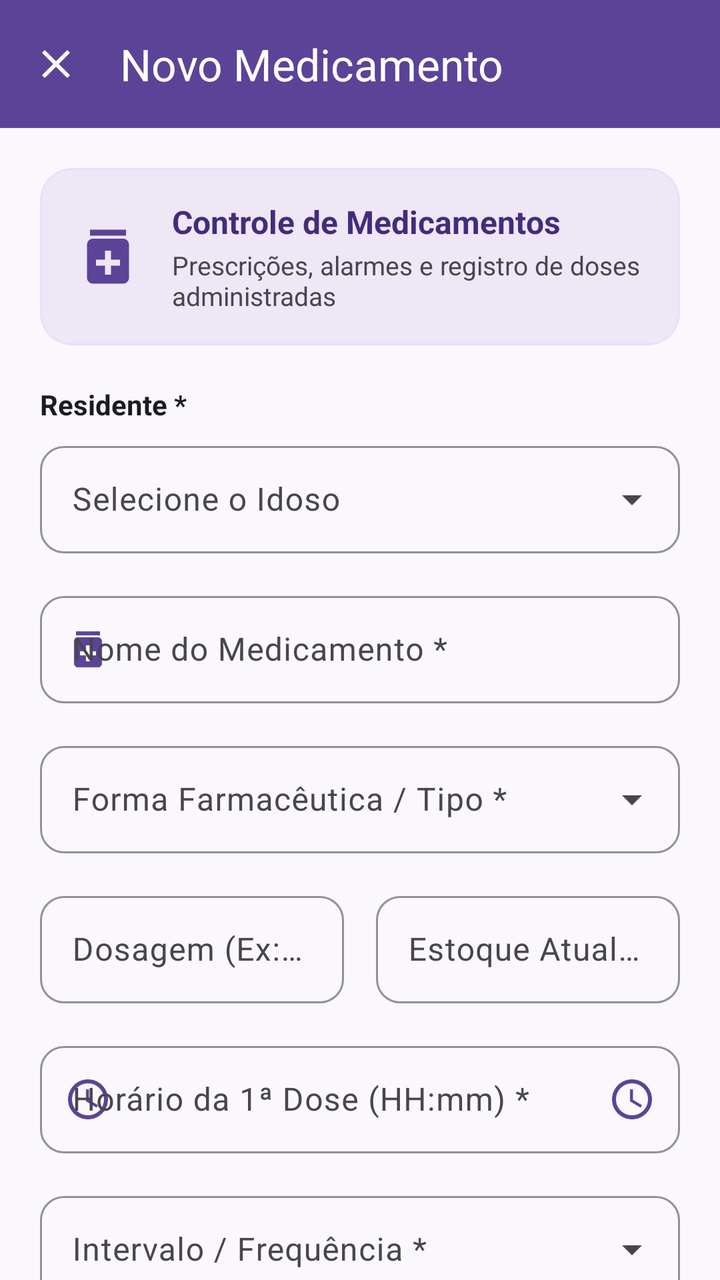
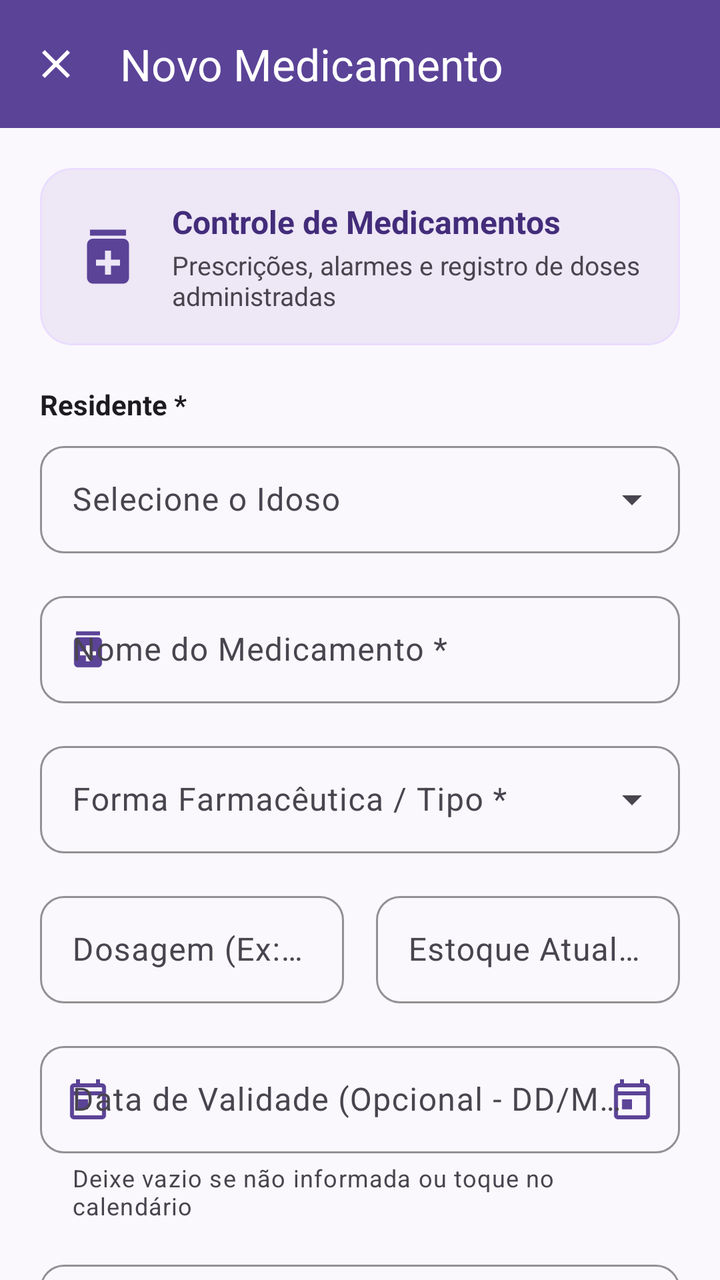

Compare the two renders of this Android layout. The source of the first and the diff that turns it into the second are given below.
<!-- AndroidManifest.xml: application theme Theme.LarIdosos -->
<!-- res/layout/activity_cadastro_medicamento.xml -->
<?xml version="1.0" encoding="utf-8"?>
<androidx.coordinatorlayout.widget.CoordinatorLayout xmlns:android="http://schemas.android.com/apk/res/android"
    xmlns:app="http://schemas.android.com/apk/res-auto"
    android:layout_width="match_parent"
    android:layout_height="match_parent">

    
    <com.google.android.material.appbar.AppBarLayout
        android:layout_width="match_parent"
        android:layout_height="wrap_content"
        android:background="@color/primary"
        app:elevation="4dp">

        <androidx.appcompat.widget.Toolbar
            android:id="@+id/toolbar"
            android:layout_width="match_parent"
            android:layout_height="?attr/actionBarSize"
            app:navigationIcon="@drawable/ic_close"
            app:popupTheme="@style/ThemeOverlay.Material3.Light"
            app:title="@string/titulo_cadastro_medicamento"
            app:titleTextColor="@color/white" />
    </com.google.android.material.appbar.AppBarLayout>

    
    <androidx.core.widget.NestedScrollView
        android:layout_width="match_parent"
        android:layout_height="match_parent"
        android:fillViewport="true"
        app:layout_behavior="@string/appbar_scrolling_view_behavior">

        <LinearLayout
            android:layout_width="match_parent"
            android:layout_height="wrap_content"
            android:orientation="vertical"
            android:padding="20dp">

            
            <com.google.android.material.card.MaterialCardView
                android:layout_width="match_parent"
                android:layout_height="wrap_content"
                android:layout_marginBottom="20dp"
                app:cardBackgroundColor="@color/primary_light"
                app:cardCornerRadius="16dp"
                app:cardElevation="0dp"
                app:strokeColor="@color/primary_container"
                app:strokeWidth="1dp">

                <LinearLayout
                    android:layout_width="match_parent"
                    android:layout_height="wrap_content"
                    android:gravity="center_vertical"
                    android:orientation="horizontal"
                    android:padding="16dp">

                    <ImageView
                        android:layout_width="36dp"
                        android:layout_height="36dp"
                        android:layout_marginEnd="14dp"
                        android:contentDescription="@string/desc_medicamento"
                        android:src="@drawable/ic_medication"
                        app:tint="@color/primary" />

                    <LinearLayout
                        android:layout_width="0dp"
                        android:layout_height="wrap_content"
                        android:layout_weight="1"
                        android:orientation="vertical">

                        <TextView
                            android:layout_width="wrap_content"
                            android:layout_height="wrap_content"
                            android:text="@string/btn_menu_medicamentos"
                            android:textColor="@color/primary_dark"
                            android:textSize="16sp"
                            android:textStyle="bold" />

                        <TextView
                            android:layout_width="wrap_content"
                            android:layout_height="wrap_content"
                            android:layout_marginTop="2dp"
                            android:text="@string/btn_menu_medicamentos_desc"
                            android:textColor="@color/text_secondary"
                            android:textSize="13sp" />
                    </LinearLayout>
                </LinearLayout>
            </com.google.android.material.card.MaterialCardView>

            
            <TextView
                android:layout_width="wrap_content"
                android:layout_height="wrap_content"
                android:layout_marginBottom="6dp"
                android:text="@string/label_selecionar_idoso"
                android:textColor="@color/text_primary"
                android:textSize="14sp"
                android:textStyle="bold" />

            <com.google.android.material.textfield.TextInputLayout
                android:id="@+id/til_idoso"
                style="@style/Widget.Material3.TextInputLayout.OutlinedBox.ExposedDropdownMenu"
                android:layout_width="match_parent"
                android:layout_height="wrap_content"
                android:layout_marginBottom="16dp"
                app:boxCornerRadiusBottomEnd="12dp"
                app:boxCornerRadiusBottomStart="12dp"
                app:boxCornerRadiusTopEnd="12dp"
                app:boxCornerRadiusTopStart="12dp"
                app:boxStrokeColor="@color/primary">

                <AutoCompleteTextView
                    android:id="@+id/actv_selecionar_idoso"
                    android:layout_width="match_parent"
                    android:layout_height="wrap_content"
                    android:hint="@string/hint_selecionar_idoso"
                    android:inputType="none"
                    android:padding="16dp"
                    android:textColor="@color/text_primary" />
            </com.google.android.material.textfield.TextInputLayout>

            
            <com.google.android.material.textfield.TextInputLayout
                android:id="@+id/til_nome_medicamento"
                style="@style/Widget.Material3.TextInputLayout.OutlinedBox"
                android:layout_width="match_parent"
                android:layout_height="wrap_content"
                android:layout_marginBottom="16dp"
                app:boxCornerRadiusBottomEnd="12dp"
                app:boxCornerRadiusBottomStart="12dp"
                app:boxCornerRadiusTopEnd="12dp"
                app:boxCornerRadiusTopStart="12dp"
                app:boxStrokeColor="@color/primary"
                app:startIconDrawable="@drawable/ic_medication"
                app:startIconTint="@color/primary">

                <com.google.android.material.textfield.TextInputEditText
                    android:id="@+id/et_nome_medicamento"
                    android:layout_width="match_parent"
                    android:layout_height="wrap_content"
                    android:hint="@string/hint_nome_medicamento"
                    android:inputType="textCapWords"
                    android:maxLines="1"
                    android:padding="16dp"
                    android:textColor="@color/text_primary" />
            </com.google.android.material.textfield.TextInputLayout>

            
            <com.google.android.material.textfield.TextInputLayout
                android:id="@+id/til_tipo"
                style="@style/Widget.Material3.TextInputLayout.OutlinedBox.ExposedDropdownMenu"
                android:layout_width="match_parent"
                android:layout_height="wrap_content"
                android:layout_marginBottom="16dp"
                app:boxCornerRadiusBottomEnd="12dp"
                app:boxCornerRadiusBottomStart="12dp"
                app:boxCornerRadiusTopEnd="12dp"
                app:boxCornerRadiusTopStart="12dp"
                app:boxStrokeColor="@color/primary">

                <AutoCompleteTextView
                    android:id="@+id/actv_tipo"
                    android:layout_width="match_parent"
                    android:layout_height="wrap_content"
                    android:hint="@string/hint_tipo_medicamento"
                    android:inputType="none"
                    android:padding="16dp"
                    android:textColor="@color/text_primary" />
            </com.google.android.material.textfield.TextInputLayout>

            
            <LinearLayout
                android:layout_width="match_parent"
                android:layout_height="wrap_content"
                android:baselineAligned="false"
                android:orientation="horizontal">

                <com.google.android.material.textfield.TextInputLayout
                    android:id="@+id/til_dosagem"
                    style="@style/Widget.Material3.TextInputLayout.OutlinedBox"
                    android:layout_width="0dp"
                    android:layout_height="wrap_content"
                    android:layout_marginEnd="8dp"
                    android:layout_marginBottom="16dp"
                    android:layout_weight="1"
                    app:boxCornerRadiusBottomEnd="12dp"
                    app:boxCornerRadiusBottomStart="12dp"
                    app:boxCornerRadiusTopEnd="12dp"
                    app:boxCornerRadiusTopStart="12dp"
                    app:boxStrokeColor="@color/primary">

                    <com.google.android.material.textfield.TextInputEditText
                        android:id="@+id/et_dosagem"
                        android:layout_width="match_parent"
                        android:layout_height="wrap_content"
                        android:hint="@string/hint_dosagem"
                        android:inputType="text"
                        android:maxLines="1"
                        android:padding="16dp"
                        android:textColor="@color/text_primary" />
                </com.google.android.material.textfield.TextInputLayout>

                <com.google.android.material.textfield.TextInputLayout
                    android:id="@+id/til_estoque"
                    style="@style/Widget.Material3.TextInputLayout.OutlinedBox"
                    android:layout_width="0dp"
                    android:layout_height="wrap_content"
                    android:layout_marginStart="8dp"
                    android:layout_marginBottom="16dp"
                    android:layout_weight="1"
                    app:boxCornerRadiusBottomEnd="12dp"
                    app:boxCornerRadiusBottomStart="12dp"
                    app:boxCornerRadiusTopEnd="12dp"
                    app:boxCornerRadiusTopStart="12dp"
                    app:boxStrokeColor="@color/primary">

                    <com.google.android.material.textfield.TextInputEditText
                        android:id="@+id/et_estoque"
                        android:layout_width="match_parent"
                        android:layout_height="wrap_content"
                        android:hint="@string/hint_estoque"
                        android:inputType="text"
                        android:maxLines="1"
                        android:padding="16dp"
                        android:textColor="@color/text_primary" />
                </com.google.android.material.textfield.TextInputLayout>
            </LinearLayout>

            
            <com.google.android.material.textfield.TextInputLayout
                android:id="@+id/til_horario_inicial"
                style="@style/Widget.Material3.TextInputLayout.OutlinedBox"
                android:layout_width="match_parent"
                android:layout_height="wrap_content"
                android:layout_marginBottom="16dp"
                app:boxCornerRadiusBottomEnd="12dp"
                app:boxCornerRadiusBottomStart="12dp"
                app:boxCornerRadiusTopEnd="12dp"
                app:boxCornerRadiusTopStart="12dp"
                app:boxStrokeColor="@color/primary"
                app:endIconDrawable="@drawable/ic_schedule"
                app:endIconMode="custom"
                app:endIconTint="@color/primary"
                app:startIconDrawable="@drawable/ic_schedule"
                app:startIconTint="@color/primary">

                <com.google.android.material.textfield.TextInputEditText
                    android:id="@+id/et_horario_inicial"
                    android:layout_width="match_parent"
                    android:layout_height="wrap_content"
                    android:clickable="true"
                    android:cursorVisible="false"
                    android:focusable="true"
                    android:hint="@string/hint_horario_inicial"
                    android:inputType="none"
                    android:padding="16dp"
                    android:textColor="@color/text_primary" />
            </com.google.android.material.textfield.TextInputLayout>

            
            <com.google.android.material.textfield.TextInputLayout
                android:id="@+id/til_frequencia"
                style="@style/Widget.Material3.TextInputLayout.OutlinedBox.ExposedDropdownMenu"
                android:layout_width="match_parent"
                android:layout_height="wrap_content"
                android:layout_marginBottom="16dp"
                app:boxCornerRadiusBottomEnd="12dp"
                app:boxCornerRadiusBottomStart="12dp"
                app:boxCornerRadiusTopEnd="12dp"
                app:boxCornerRadiusTopStart="12dp"
                app:boxStrokeColor="@color/primary">

                <AutoCompleteTextView
                    android:id="@+id/actv_frequencia"
                    android:layout_width="match_parent"
                    android:layout_height="wrap_content"
                    android:hint="@string/hint_frequencia_horas"
                    android:inputType="none"
                    android:padding="16dp"
                    android:textColor="@color/text_primary" />
            </com.google.android.material.textfield.TextInputLayout>

            
            <com.google.android.material.textfield.TextInputLayout
                android:id="@+id/til_observacao"
                style="@style/Widget.Material3.TextInputLayout.OutlinedBox"
                android:layout_width="match_parent"
                android:layout_height="wrap_content"
                android:layout_marginBottom="28dp"
                app:boxCornerRadiusBottomEnd="12dp"
                app:boxCornerRadiusBottomStart="12dp"
                app:boxCornerRadiusTopEnd="12dp"
                app:boxCornerRadiusTopStart="12dp"
                app:boxStrokeColor="@color/primary">

                <com.google.android.material.textfield.TextInputEditText
                    android:id="@+id/et_observacao"
                    android:layout_width="match_parent"
                    android:layout_height="wrap_content"
                    android:gravity="top"
                    android:hint="@string/hint_observacao_medica"
                    android:inputType="textMultiLine|textCapSentences"
                    android:lines="3"
                    android:padding="16dp"
                    android:textColor="@color/text_primary" />
            </com.google.android.material.textfield.TextInputLayout>

            
            <com.google.android.material.button.MaterialButton
                android:id="@+id/btn_salvar_medicamento"
                android:layout_width="match_parent"
                android:layout_height="56dp"
                android:backgroundTint="@color/primary"
                android:text="@string/btn_salvar_medicamento"
                android:textColor="@color/white"
                android:textSize="16sp"
                android:textStyle="bold"
                app:cornerRadius="12dp"
                app:icon="@drawable/ic_check"
                app:iconGravity="textStart"
                app:iconTint="@color/white" />

            <com.google.android.material.button.MaterialButton
                android:id="@+id/btn_cancelar"
                style="@style/Widget.Material3.Button.TextButton"
                android:layout_width="match_parent"
                android:layout_height="48dp"
                android:layout_marginTop="8dp"
                android:text="@string/btn_cancelar"
                android:textColor="@color/text_secondary"
                android:textSize="15sp" />

        </LinearLayout>
    </androidx.core.widget.NestedScrollView>

</androidx.coordinatorlayout.widget.CoordinatorLayout>
<!-- resources referenced by this layout -->
<resources>
  <color name="primary">#5B4397</color>
  <color name="primary_container">#EADDFF</color>
  <color name="primary_dark">#432C7A</color>
  <color name="primary_light">#EDE7F6</color>
  <color name="text_primary">#1D1B20</color>
  <color name="text_secondary">#49454F</color>
  <color name="white">#FFFFFFFF</color>
  <!-- drawable ic_check (drawable) -->
  <vector xmlns:android="http://schemas.android.com/apk/res/android"
      android:width="24dp"
      android:height="24dp"
      android:viewportWidth="24"
      android:viewportHeight="24">
    <path
        android:fillColor="@android:color/white"
        android:pathData="M9,16.17L4.83,12l-1.42,1.41L9,19 21,7l-1.41,-1.41z"/>
  </vector>
  <!-- drawable ic_close (drawable) -->
  <vector xmlns:android="http://schemas.android.com/apk/res/android"
      android:width="24dp"
      android:height="24dp"
      android:viewportWidth="24"
      android:viewportHeight="24">
    <path
        android:fillColor="@android:color/white"
        android:pathData="M19,6.41L17.59,5 12,10.59 6.41,5 5,6.41 10.59,12 5,17.59 6.41,19 12,13.41 17.59,19 19,17.59 13.41,12z"/>
  </vector>
  <string name="btn_cancelar">Cancelar</string>
  <string name="btn_menu_medicamentos">Controle de Medicamentos</string>
  <string name="btn_menu_medicamentos_desc">Prescrições, alarmes e registro de doses administradas</string>
  <string name="btn_salvar_medicamento">Salvar Medicamento</string>
  <string name="desc_medicamento">Ícone de Medicamento</string>
  <string name="hint_dosagem">Dosagem (Ex: 50mg, 1 comprimido, 20 gotas) *</string>
  <string name="hint_estoque">Estoque Atual / Frascos (Ex: 30 comp., 2 caixas)</string>
  <string name="hint_frequencia_horas">Intervalo / Frequência *</string>
  <string name="hint_horario_inicial">Horário da 1ª Dose (HH:mm) *</string>
  <string name="hint_nome_medicamento">Nome do Medicamento *</string>
  <string name="hint_observacao_medica">Observação Médica / Cuidados Especiais (Opcional)</string>
  <string name="hint_selecionar_idoso">Selecione o Idoso</string>
  <string name="hint_tipo_medicamento">Forma Farmacêutica / Tipo *</string>
  <string name="label_selecionar_idoso">Residente *</string>
  <string name="titulo_cadastro_medicamento">Novo Medicamento</string>
  <color name="on_primary_container">#21005D</color>
  <color name="md3_secondary">#006874</color>
  <color name="md3_on_secondary">#FFFFFF</color>
  <color name="md3_secondary_container">#D8F2F5</color>
  <color name="md3_on_secondary_container">#001F24</color>
  <color name="danger_red">#B3261E</color>
  <color name="md3_allergy_container">#FCE8E6</color>
  <color name="md3_on_allergy_container">#410E0B</color>
  <color name="surface">#FFFFFF</color>
  <color name="surface_variant">#ECE6F0</color>
  <color name="text_muted">#726D78</color>
  <color name="m3_outline_variant">#CAC4D0</color>
  <color name="bg_main">#FAF8FC</color>
  <!-- unchanged entries left out for length: 4 -->
</resources>

<!-- the commit's change to res/layout/activity_cadastro_medicamento.xml (unified diff, before → after) -->
@@ -226,6 +226,38 @@
 
             
             <com.google.android.material.textfield.TextInputLayout
+                android:id="@+id/til_data_validade"
+                style="@style/Widget.Material3.TextInputLayout.OutlinedBox"
+                android:layout_width="match_parent"
+                android:layout_height="wrap_content"
+                android:layout_marginBottom="16dp"
+                app:boxCornerRadiusBottomEnd="12dp"
+                app:boxCornerRadiusBottomStart="12dp"
+                app:boxCornerRadiusTopEnd="12dp"
+                app:boxCornerRadiusTopStart="12dp"
+                app:boxStrokeColor="@color/primary"
+                app:endIconContentDescription="@string/desc_selecionar_validade"
+                app:endIconDrawable="@drawable/ic_calendar"
+                app:endIconMode="custom"
+                app:endIconTint="@color/primary"
+                app:helperText="@string/helper_data_validade"
+                app:startIconDrawable="@drawable/ic_calendar"
+                app:startIconTint="@color/primary">
+
+                <com.google.android.material.textfield.TextInputEditText
+                    android:id="@+id/et_data_validade"
+                    android:layout_width="match_parent"
+                    android:layout_height="wrap_content"
+                    android:hint="@string/hint_data_validade"
+                    android:inputType="number"
+                    android:maxLength="10"
+                    android:maxLines="1"
+                    android:padding="16dp"
+                    android:textColor="@color/text_primary" />
+            </com.google.android.material.textfield.TextInputLayout>
+
+            
+            <com.google.android.material.textfield.TextInputLayout
                 android:id="@+id/til_horario_inicial"
                 style="@style/Widget.Material3.TextInputLayout.OutlinedBox"
                 android:layout_width="match_parent"
<!-- resource entries referenced after the edit -->
@@ -7,6 +7,16 @@
   <color name="text_primary">#1D1B20</color>
   <color name="text_secondary">#49454F</color>
   <color name="white">#FFFFFFFF</color>
+  <!-- drawable ic_calendar (drawable) -->
+  <vector xmlns:android="http://schemas.android.com/apk/res/android"
+      android:width="24dp"
+      android:height="24dp"
+      android:viewportWidth="24"
+      android:viewportHeight="24">
+      <path
+          android:fillColor="#FF000000"
+          android:pathData="M19,4h-1V2h-2v2H8V2H6v2H5C3.89,4 3.01,4.9 3.01,6L3,20c0,1.1 0.89,2 2,2h14c1.1,0 2,-0.9 2,-2V6C21,4.9 20.1,4 19,4zM19,20H5V10h14V20zM19,8H5V6h14V8zM7,12h5v5H7V12z" />
+  </vector>
   <!-- drawable ic_check (drawable) -->
   <vector xmlns:android="http://schemas.android.com/apk/res/android"
       android:width="24dp"
@@ -32,6 +42,9 @@
   <string name="btn_menu_medicamentos_desc">Prescrições, alarmes e registro de doses administradas</string>
   <string name="btn_salvar_medicamento">Salvar Medicamento</string>
   <string name="desc_medicamento">Ícone de Medicamento</string>
+  <string name="desc_selecionar_validade">Abrir calendário para selecionar data de validade</string>
+  <string name="helper_data_validade">Deixe vazio se não informada ou toque no calendário</string>
+  <string name="hint_data_validade">Data de Validade (Opcional - DD/MM/AAAA)</string>
   <string name="hint_dosagem">Dosagem (Ex: 50mg, 1 comprimido, 20 gotas) *</string>
   <string name="hint_estoque">Estoque Atual / Frascos (Ex: 30 comp., 2 caixas)</string>
   <string name="hint_frequencia_horas">Intervalo / Frequência *</string>
